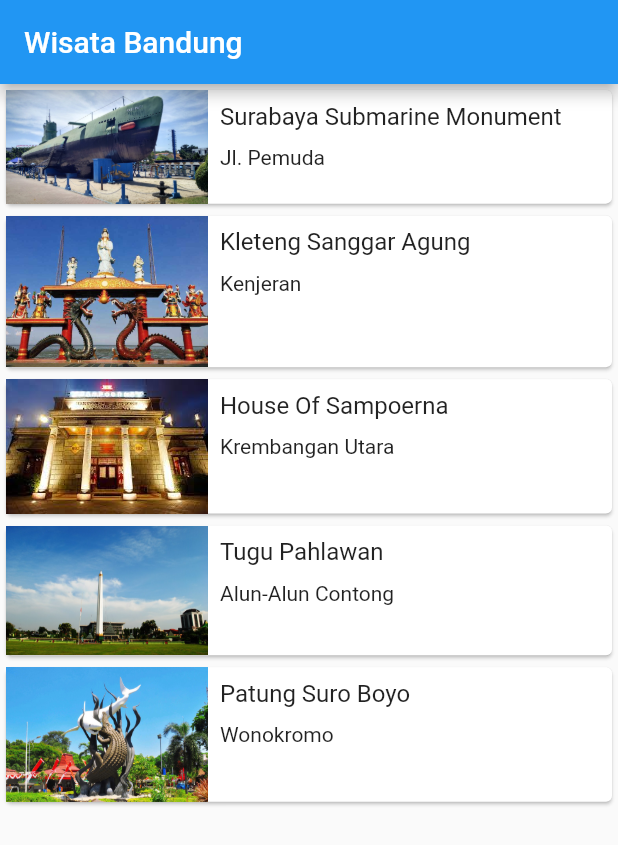
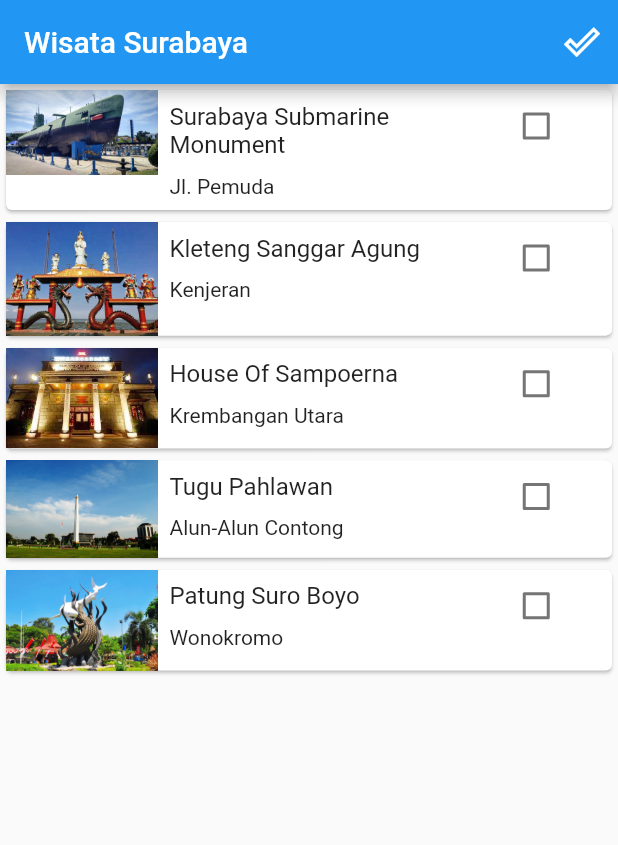
Before and after one commit to KabeNut/praktikum_2, a Flutter app: the screen it shows after launch, on a phone screen of 412 x 824 dp. Shown: the top 845 px of the screen. Run offline on Flutter 3.47's test engine with Material 2 defaults, Android fonts, the phone set to English and light mode, and no system bars.

Commit message:
Praktikum 4 - Percobaan 1

```diff
--- /dev/null
+++ b/lib/done_tourism_list.dart
@@ -0,0 +1,39 @@
+import 'package:flutter/material.dart';
+import 'model/tourism_place.dart';
+
+class DoneTourismList extends StatelessWidget{
+  final List<TourismPlace> doneTourismPlaceList;
+  const DoneTourismList({
+    Key? key,
+    required this.doneTourismPlaceList
+}) : super(key: key);
+
+  Widget build(BuildContext context) {
+    return Scaffold(
+        appBar: AppBar(
+          title: const Text('Wisata Telah dikunjungi'),
+        ),
+        body: ListView.builder(
+            itemBuilder: (context, index){
+              final TourismPlace place = doneTourismPlaceList[index];
+              return Card(
+                color: Colors.white60,
+                child: Row(
+                  crossAxisAlignment: CrossAxisAlignment.start,
+                  mainAxisAlignment: MainAxisAlignment.spaceBetween,
+                  children: <Widget>[
+                    Text(
+                      place.name,
+                      style: const TextStyle(fontSize: 16.0),
+                    ),
+                    const Icon(Icons.done_outline),
+                  ],
+                ),
+              );
+            },
+          itemCount: doneTourismPlaceList.length,
+        ),
+    );
+  }
+
+}
--- /dev/null
+++ b/lib/list_item.dart
@@ -0,0 +1,57 @@
+import 'package:flutter/cupertino.dart';
+import 'package:flutter/material.dart';
+import 'package:prak2/model/tourism_place.dart';
+
+class ListItem extends StatelessWidget{
+  final TourismPlace place;
+  final bool isDone;
+  final Function(bool? value) onCheckboxClick;
+  const ListItem({
+    required this.place,
+    required this.isDone,
+    required this.onCheckboxClick,
+  });
+
+  @override
+  Widget build(BuildContext context) {
+    return Card(
+      color: isDone ? Colors.white60 : Colors.white,
+      child: Row(
+        crossAxisAlignment: CrossAxisAlignment.start,
+        children: <Widget> [
+          Expanded(
+            flex: 1,
+            child: Image.asset(place.imageAsset),
+          ),
+          Expanded(
+            flex: 2,
+            child: Padding(
+              padding: const EdgeInsets.all(8.0),
+              child: Column(
+                crossAxisAlignment: CrossAxisAlignment.start,
+                mainAxisSize: MainAxisSize.min,
+                children: <Widget>[
+                  Text(
+                    place.name,
+                    style: TextStyle(fontSize: 16.0),
+                  ),
+                  SizedBox(
+                    height: 10,
+                  ),
+                  Text(place.location),
+                ],
+              ),
+            ),
+          ),
+          Expanded(
+            flex: 1,
+            child: Checkbox(
+              value: this.isDone,
+              onChanged: this.onCheckboxClick,
+            ),
+          )
+        ],
+      ),
+    );
+  }
+}
--- a/lib/main.dart
+++ b/lib/main.dart
@@ -14,7 +14,7 @@ class MyApp extends StatelessWidget {
     return MaterialApp(
       title: 'Contacts',
       theme: ThemeData(),
-      home: const MainScreen(),
+      home: MainScreen(),
     );
   }
 }
--- a/lib/main_screen.dart
+++ b/lib/main_screen.dart
@@ -1,64 +1,40 @@
 import 'package:flutter/material.dart';
-import 'package:prak2/detail_screen.dart';
+import 'package:prak2/done_tourism_list.dart';
 import 'package:prak2/model/tourism_place.dart';
+import 'package:prak2/tourism_list.dart';
 
-class MainScreen extends StatelessWidget{
-  const MainScreen ({Key? key}) : super (key: key);
+class MainScreen extends StatefulWidget{
+  MainScreen ({Key? key}) : super (key: key);
+
+  @override
+  _MainScreenState createState() => _MainScreenState();
+}
+
+class _MainScreenState extends State<MainScreen>{
+  final List<TourismPlace> doneTourismPlaceList = [];
 
   @override
   Widget build(BuildContext context){
     return Scaffold(
       appBar: AppBar(
-        title: const Text('Wisata Bandung'),
-      ),
-      body: ListView.builder(
-        itemBuilder: (context, index) {
-          final TourismPlace place = tourismPlaceList[index];
-          return InkWell(
-            onTap: () {
-              Navigator.push(context, MaterialPageRoute(builder: (context) {
-                return DetailScreen(place: place);
-              }));
+        title: const Text('Wisata Surabaya'),
+        actions: <Widget>[
+          IconButton(
+            icon: const Icon(Icons.done_outline),
+            onPressed: (){
+              Navigator.push(
+                context,
+                MaterialPageRoute(builder: (context){
+                  return DoneTourismList(
+                      doneTourismPlaceList: doneTourismPlaceList
+                  );
+                }),
+              );
             },
-            child: listItem(place),
-          );
-        },
-        itemCount: tourismPlaceList.length,
-      ),
-    );
-  }
-  Widget listItem(TourismPlace place){
-    return Card(
-      child: Row(
-        crossAxisAlignment: CrossAxisAlignment.start,
-        children: <Widget> [
-          Expanded(
-              flex: 1,
-              child: Image.asset(place.imageAsset),
-          ),
-          Expanded(
-              flex: 2,
-              child: Padding(
-                padding: const EdgeInsets.all(8.0),
-                child: Column(
-                  crossAxisAlignment: CrossAxisAlignment.start,
-                  mainAxisSize: MainAxisSize.min,
-                  children: <Widget>[
-                    Text(
-                      place.name,
-                      style: TextStyle(fontSize: 16.0),
-                    ),
-                    SizedBox(
-                      height: 10,
-                    ),
-                    Text(place.location),
-                  ],
-                ),
-              ),
           )
         ],
       ),
+      body: TourismList(doneTourismPlaceList: doneTourismPlaceList),
     );
   }
-
 }
--- a/lib/model/tourism_place.dart
+++ b/lib/model/tourism_place.dart
@@ -15,46 +15,3 @@ class TourismPlace{
     required this.desc,
 });
 }
-
-var tourismPlaceList = [
-  TourismPlace(
-      name: 'Surabaya Submarine Monument',
-      location: 'Jl. Pemuda',
-      imageAsset: 'assets/submarine.jpg',
-      image1: 'assets/monkasel_1.jpg',
-      image2: 'assets/monkasel_2.jpg',
-      desc: 'Museum Inside a decommissioned Russian war submarine tours & an adjacent park with cafes. Clean and well maintained. Car park cost 10k, entrance fee 15k/person. You can see KRI Pasopati there, it is a russian whiskey class. You can also watch the video about the Indonesian Navy at the building beside the submarine',
-  ),
-  TourismPlace(
-      name: 'Kleteng Sanggar Agung',
-      location: 'Kenjeran',
-      imageAsset: 'assets/klenteng1.jpg',
-      image1: 'assets/klenteng2.jpg',
-      image2: 'assets/klenteng1.jpg',
-      desc: 'Deskripsi Klenteng',
-  ),
-  TourismPlace(
-      name: 'House Of Sampoerna',
-      location: 'Krembangan Utara',
-      imageAsset: 'assets/sampoerna1.jpg',
-      image1: 'assets/sampoerna2.jpg',
-      image2: 'assets/sampoerna3.jpg',
-      desc: 'Deskripsi Sampoerna',
-  ),
-  TourismPlace(
-    name: 'Tugu Pahlawan',
-    location: 'Alun-Alun Contong',
-    imageAsset: 'assets/tugu1.jpg',
-    image1: 'assets/tugu2.jpg',
-    image2: 'assets/tugu3.jpg',
-    desc: 'Deskripsi Tugu',
-  ),
-  TourismPlace(
-    name: 'Patung Suro Boyo',
-    location: 'Wonokromo',
-    imageAsset: 'assets/suro1.jpg',
-    image1: 'assets/suro2.jpg',
-    image2: 'assets/suro3.jpg',
-    desc: 'Deskripsi Suro Boyo',
-  ),
-];
--- /dev/null
+++ b/lib/tourism_list.dart
@@ -0,0 +1,93 @@
+import 'package:flutter/material.dart';
+import 'package:prak2/list_item.dart';
+import 'detail_screen.dart';
+import 'model/tourism_place.dart';
+
+class TourismList extends StatefulWidget{
+  final List<TourismPlace> doneTourismPlaceList;
+
+  const TourismList({
+    Key? key,
+    required this.doneTourismPlaceList
+}) : super(key: key);
+
+  _TourismListState createState() => _TourismListState(doneTourismPlaceList);
+}
+
+class _TourismListState extends State<TourismList>{
+  final List<TourismPlace> doneTourismPlaceList;
+  final List<TourismPlace> tourismPlaceList = [
+    TourismPlace(
+      name: 'Surabaya Submarine Monument',
+      location: 'Jl. Pemuda',
+      imageAsset: 'assets/submarine.jpg',
+      image1: 'assets/monkasel_1.jpg',
+      image2: 'assets/monkasel_2.jpg',
+      desc: 'Museum Inside a decommissioned Russian war submarine tours & an adjacent park with cafes. Clean and well maintained. Car park cost 10k, entrance fee 15k/person. You can see KRI Pasopati there, it is a russian whiskey class. You can also watch the video about the Indonesian Navy at the building beside the submarine',
+    ),
+    TourismPlace(
+      name: 'Kleteng Sanggar Agung',
+      location: 'Kenjeran',
+      imageAsset: 'assets/klenteng1.jpg',
+      image1: 'assets/klenteng2.jpg',
+      image2: 'assets/klenteng1.jpg',
+      desc: 'Deskripsi Klenteng',
+    ),
+    TourismPlace(
+      name: 'House Of Sampoerna',
+      location: 'Krembangan Utara',
+      imageAsset: 'assets/sampoerna1.jpg',
+      image1: 'assets/sampoerna2.jpg',
+      image2: 'assets/sampoerna3.jpg',
+      desc: 'Deskripsi Sampoerna',
+    ),
+    TourismPlace(
+      name: 'Tugu Pahlawan',
+      location: 'Alun-Alun Contong',
+      imageAsset: 'assets/tugu1.jpg',
+      image1: 'assets/tugu2.jpg',
+      image2: 'assets/tugu3.jpg',
+      desc: 'Deskripsi Tugu',
+    ),
+    TourismPlace(
+      name: 'Patung Suro Boyo',
+      location: 'Wonokromo',
+      imageAsset: 'assets/suro1.jpg',
+      image1: 'assets/suro2.jpg',
+      image2: 'assets/suro3.jpg',
+      desc: 'Deskripsi Suro Boyo',
+    ),
+  ];
+
+  _TourismListState(this.doneTourismPlaceList);
+
+  @override
+  Widget build(BuildContext context){
+    return ListView.builder(
+      itemBuilder: (context, index) {
+        final TourismPlace place = tourismPlaceList[index];
+        return InkWell(
+          onTap: () {
+            Navigator.push(context, MaterialPageRoute(builder: (context) {
+              return DetailScreen(place: place);
+            }));
+          },
+          child: ListItem(
+              place: place,
+              isDone: doneTourismPlaceList.contains(place),
+              onCheckboxClick: (bool? value){
+                setState(() {
+                  if(value != null){
+                    value
+                        ? doneTourismPlaceList.add(place)
+                        : doneTourismPlaceList.remove(place);
+                  }
+                });
+              },
+          ),
+        );
+      },
+      itemCount: tourismPlaceList.length,
+    );
+  }
+}
```
